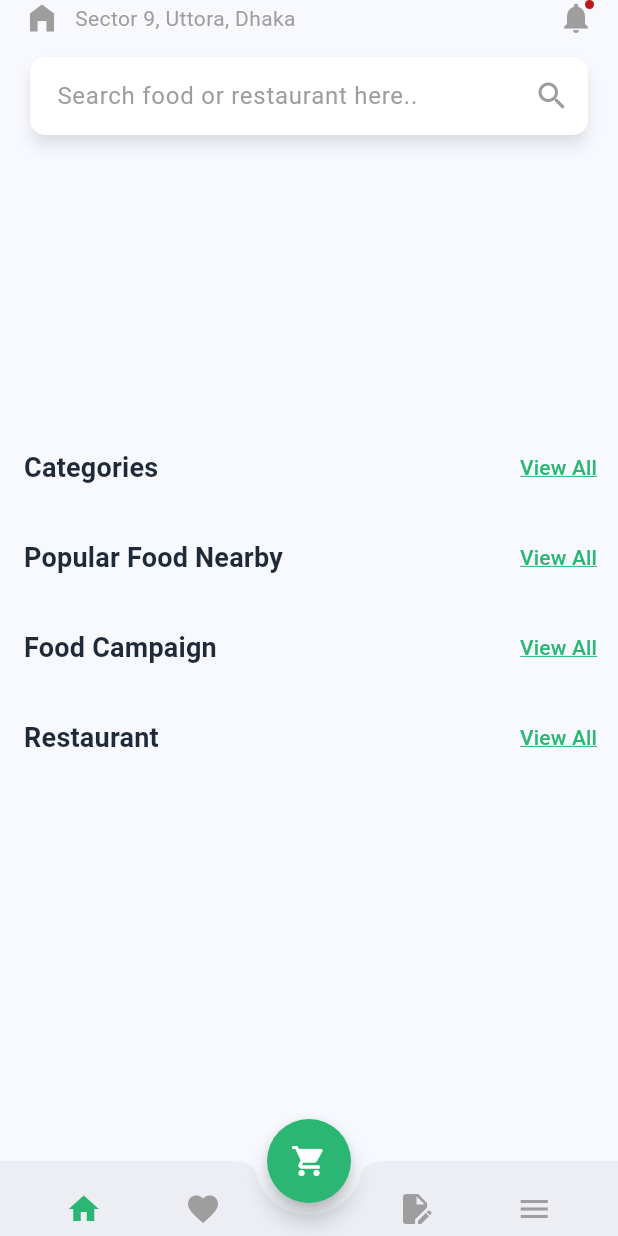
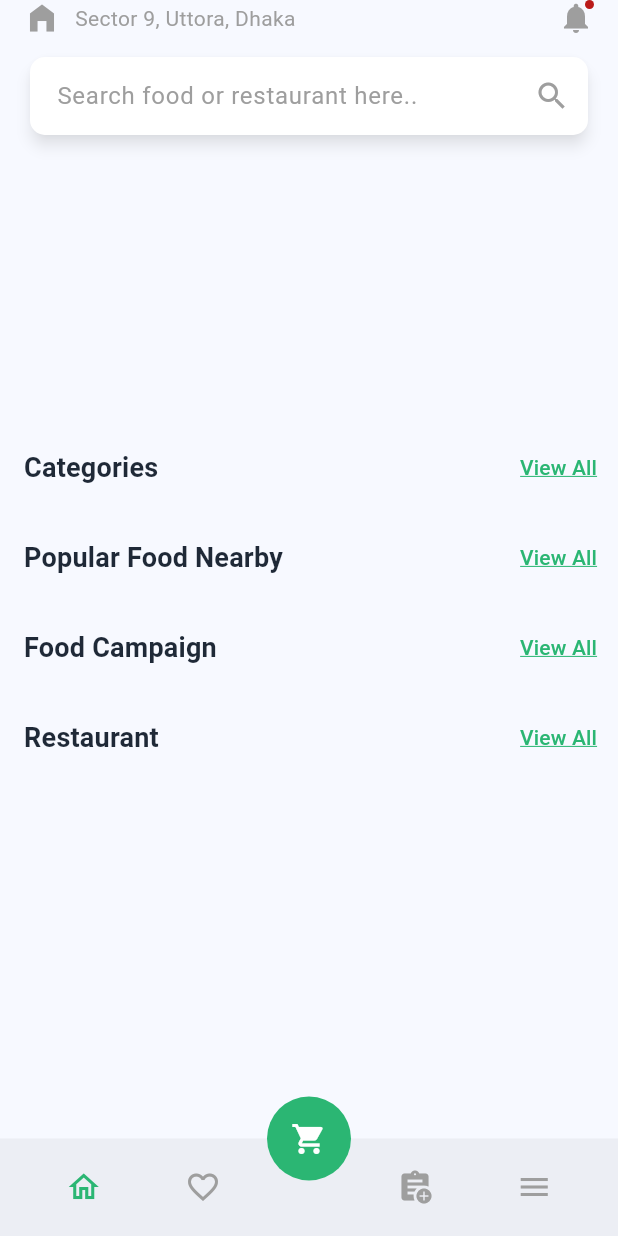
Before and after one commit to masud51435/Foodie, a Flutter app: the screen it shows after launch, on a phone screen of 412 x 824 dp. Run offline on Flutter 3.47's test engine with Material 3 defaults, Android fonts, the phone set to English and light mode, and no system bars; drawn by our look-alikes of carousel_slider; our stand-ins replace dio, get, shimmer, smooth_page_indicator; network calls fail.

Commit message:
solve little bug

```diff
--- a/lib/backend/app_interceptors.dart
+++ b/lib/backend/app_interceptors.dart
@@ -43,7 +43,10 @@ class AppInterceptor extends Interceptor {
       print('🟥 [ERROR] => ${appError.message} (Code: ${appError.statusCode})');
     }
 
-    SnackbarHelper.showError(appError.message);
+    SnackbarHelper.showError(
+      appError.message,
+      title: 'Error ${appError.statusCode}',
+    );
 
     // Forward the error as AppError instead of DioException
     handler.reject(
--- a/lib/presentation/common/bottom_nav_bar.dart
+++ b/lib/presentation/common/bottom_nav_bar.dart
@@ -33,31 +33,30 @@ class _BottomNavBarState extends State<BottomNavBar> {
       floatingActionButton: FloatingActionButton(
         backgroundColor: lightGreenColor,
         foregroundColor: whiteColor,
+        elevation: 0,
         shape: CircleBorder(),
         onPressed: () => _onItemTapped(2),
         child: const Icon(Icons.shopping_cart),
       ),
       floatingActionButtonLocation: FloatingActionButtonLocation.centerDocked,
       bottomNavigationBar: BottomAppBar(
-        shape: const CircularNotchedRectangle(),
-        notchMargin: 8.0,
-        height: 50,
+        height: 65,
         child: Row(
           mainAxisAlignment: MainAxisAlignment.spaceAround,
           children: <Widget>[
             IconButton(
-              icon: const Icon(Icons.home),
+              icon: const Icon(Icons.home_outlined),
               onPressed: () => _onItemTapped(0),
               color: _selectedIndex == 0 ? lightGreenColor : Colors.grey,
             ),
             IconButton(
-              icon: const Icon(Icons.favorite),
+              icon: const Icon(Icons.favorite_outline),
               onPressed: () => _onItemTapped(1),
               color: _selectedIndex == 1 ? lightGreenColor : Colors.grey,
             ),
             const SizedBox(width: 30),
             IconButton(
-              icon: const Icon(Icons.edit_document),
+              icon: const Icon(Icons.assignment_add),
               onPressed: () => _onItemTapped(3),
               color: _selectedIndex == 3 ? lightGreenColor : Colors.grey,
             ),
--- a/lib/presentation/modules/home_page/controller/home_controller.dart
+++ b/lib/presentation/modules/home_page/controller/home_controller.dart
@@ -48,6 +48,7 @@ class HomeController extends GetxController {
       if (bannerResponse.banners?.isNotEmpty ?? false) {
         allBanners.value = bannerResponse.banners ?? [];
       }
+    } catch (e) {
     } finally {
       bannerLoading.value = false;
     }
@@ -60,6 +61,7 @@ class HomeController extends GetxController {
       if (categoryResponse.isNotEmpty) {
         allCategories.value = categoryResponse;
       }
+    } catch (e) {
     } finally {
       categoryLoading.value = false;
     }
@@ -72,6 +74,7 @@ class HomeController extends GetxController {
       if (popularFoodResponse.products?.isNotEmpty ?? false) {
         popularFoods.value = popularFoodResponse.products ?? [];
       }
+    } catch (e) {
     } finally {
       popularFoodLoading.value = false;
     }
@@ -84,6 +87,7 @@ class HomeController extends GetxController {
       if (campaignResponse.isNotEmpty) {
         allCampaigns.value = campaignResponse;
       }
+    } catch (e) {
     } finally {
       campaignLoading.value = false;
     }
@@ -110,6 +114,7 @@ class HomeController extends GetxController {
       } else {
         hasMoreRestaurants = false;
       }
+    } catch (e) {
     } finally {
       if (offset == 1) {
         restaurantsLoading.value = false;
--- a/lib/presentation/modules/home_page/widgets/banner_rounded_image.dart
+++ b/lib/presentation/modules/home_page/widgets/banner_rounded_image.dart
@@ -17,6 +17,7 @@ class AppRoundedImage extends StatelessWidget {
     this.color,
     this.fit,
     this.onPress,
+    this.placeholderScale = 3,
     this.applyImageRadius = true,
   });
 
@@ -30,6 +31,7 @@ class AppRoundedImage extends StatelessWidget {
   final BoxBorder? border;
   final Color? backgroundColor, color;
   final BoxFit? fit;
+  final double? placeholderScale;
   final bool applyImageRadius;
   final VoidCallback? onPress;
 
@@ -59,6 +61,8 @@ class AppRoundedImage extends StatelessWidget {
             imageErrorBuilder: (context, error, stackTrace) {
               return Icon(Icons.error, color: redColor);
             },
+            placeholderFit: BoxFit.none,
+            placeholderScale: placeholderScale,
           ),
         ),
       ),
--- a/lib/presentation/modules/home_page/widgets/popular_food_shimmer.dart
+++ b/lib/presentation/modules/home_page/widgets/popular_food_shimmer.dart
@@ -29,7 +29,10 @@ class PopularFoodShimmer extends StatelessWidget {
                 Container(
                   height: height * 0.15,
                   width: width * 0.5,
-                  color: whiteColor,
+                  decoration: BoxDecoration(
+                    borderRadius: BorderRadius.circular(16),
+                    color: whiteColor,
+                  ),
                 ),
                 Padding(
                   padding: const EdgeInsets.all(10.0),
```
Also changed, not shown: lib/core/utils/snackbar_helper.dart (+5 -2 lines).
